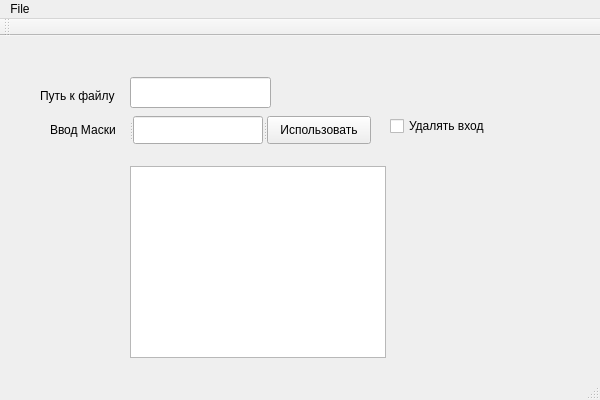
Qt form QtGuiTestProject/QtGuiTestProject.ui (SergeyG22/GuiProject) before a commit.
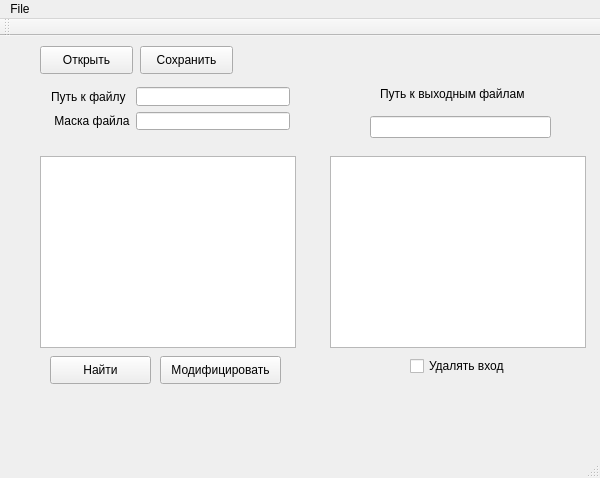
The same form after that commit.

Commit message: реализовано сохранение и открытие файла

Patch:
```diff
--- a/QtGuiTestProject/QtGuiTestProject.ui
+++ b/QtGuiTestProject/QtGuiTestProject.ui
@@ -7,42 +7,18 @@
     <x>0</x>
     <y>0</y>
     <width>600</width>
-    <height>400</height>
+    <height>478</height>
    </rect>
   </property>
   <property name="windowTitle">
    <string>QtGuiTestProject</string>
   </property>
   <widget class="QWidget" name="centralWidget">
-   <widget class="QSplitter" name="splitter">
-    <property name="geometry">
-     <rect>
-      <x>50</x>
-      <y>80</y>
-      <width>321</width>
-      <height>28</height>
-     </rect>
-    </property>
-    <property name="orientation">
-     <enum>Qt::Horizontal</enum>
-    </property>
-    <widget class="QLabel" name="label_2">
-     <property name="text">
-      <string>Ввод Маски</string>
-     </property>
-    </widget>
-    <widget class="QLineEdit" name="lineEdit_mask"/>
-    <widget class="QPushButton" name="pushButton">
-     <property name="text">
-      <string>Использовать</string>
-     </property>
-    </widget>
-   </widget>
    <widget class="QListWidget" name="listWidget">
     <property name="geometry">
      <rect>
-      <x>130</x>
-      <y>130</y>
+      <x>40</x>
+      <y>120</y>
       <width>256</width>
       <height>192</height>
      </rect>
@@ -51,8 +27,8 @@
    <widget class="QCheckBox" name="checkBox">
     <property name="geometry">
      <rect>
-      <x>390</x>
-      <y>80</y>
+      <x>410</x>
+      <y>320</y>
       <width>111</width>
       <height>20</height>
      </rect>
@@ -61,27 +37,121 @@
      <string>Удалять вход</string>
     </property>
    </widget>
-   <widget class="QLineEdit" name="lineEdit_path">
-    <property name="geometry">
-     <rect>
-      <x>130</x>
-      <y>41</y>
-      <width>141</width>
-      <height>31</height>
-     </rect>
-    </property>
-   </widget>
-   <widget class="QLabel" name="label">
+   <widget class="QWidget" name="layoutWidget">
     <property name="geometry">
      <rect>
       <x>40</x>
+      <y>40</y>
+      <width>261</width>
+      <height>65</height>
+     </rect>
+    </property>
+    <layout class="QGridLayout" name="gridLayout">
+     <item row="0" column="0">
+      <widget class="QLabel" name="label">
+       <property name="text">
+        <string>Путь к файлу</string>
+       </property>
+      </widget>
+     </item>
+     <item row="0" column="1" colspan="2">
+      <widget class="QLineEdit" name="lineEdit_path"/>
+     </item>
+     <item row="1" column="1" colspan="2">
+      <widget class="QLineEdit" name="lineEdit_mask"/>
+     </item>
+     <item row="1" column="0">
+      <widget class="QLabel" name="label_2">
+       <property name="text">
+        <string> Маска файла</string>
+       </property>
+      </widget>
+     </item>
+    </layout>
+   </widget>
+   <widget class="QPushButton" name="pushButton_find">
+    <property name="geometry">
+     <rect>
+      <x>50</x>
+      <y>320</y>
+      <width>101</width>
+      <height>28</height>
+     </rect>
+    </property>
+    <property name="text">
+     <string>Найти</string>
+    </property>
+   </widget>
+   <widget class="QListView" name="listView">
+    <property name="geometry">
+     <rect>
+      <x>330</x>
+      <y>120</y>
+      <width>256</width>
+      <height>192</height>
+     </rect>
+    </property>
+   </widget>
+   <widget class="QLabel" name="label_3">
+    <property name="geometry">
+     <rect>
+      <x>380</x>
       <y>50</y>
-      <width>81</width>
-      <height>20</height>
+      <width>161</width>
+      <height>16</height>
      </rect>
     </property>
     <property name="text">
-     <string>Путь к файлу</string>
+     <string>Путь к выходным файлам</string>
+    </property>
+   </widget>
+   <widget class="QLineEdit" name="lineEdit">
+    <property name="geometry">
+     <rect>
+      <x>370</x>
+      <y>80</y>
+      <width>181</width>
+      <height>22</height>
+     </rect>
+    </property>
+   </widget>
+   <widget class="QPushButton" name="pushButton_open_file">
+    <property name="geometry">
+     <rect>
+      <x>40</x>
+      <y>10</y>
+      <width>93</width>
+      <height>28</height>
+     </rect>
+    </property>
+    <property name="text">
+     <string>Открыть</string>
+    </property>
+   </widget>
+   <widget class="QPushButton" name="pushButton_save">
+    <property name="geometry">
+     <rect>
+      <x>140</x>
+      <y>10</y>
+      <width>93</width>
+      <height>28</height>
+     </rect>
+    </property>
+    <property name="text">
+     <string>Сохранить</string>
+    </property>
+   </widget>
+   <widget class="QPushButton" name="pushButton_modify">
+    <property name="geometry">
+     <rect>
+      <x>160</x>
+      <y>320</y>
+      <width>121</width>
+      <height>28</height>
+     </rect>
+    </property>
+    <property name="text">
+     <string>Модифицировать</string>
     </property>
    </widget>
   </widget>
```
The commit also changes 4 other files.
